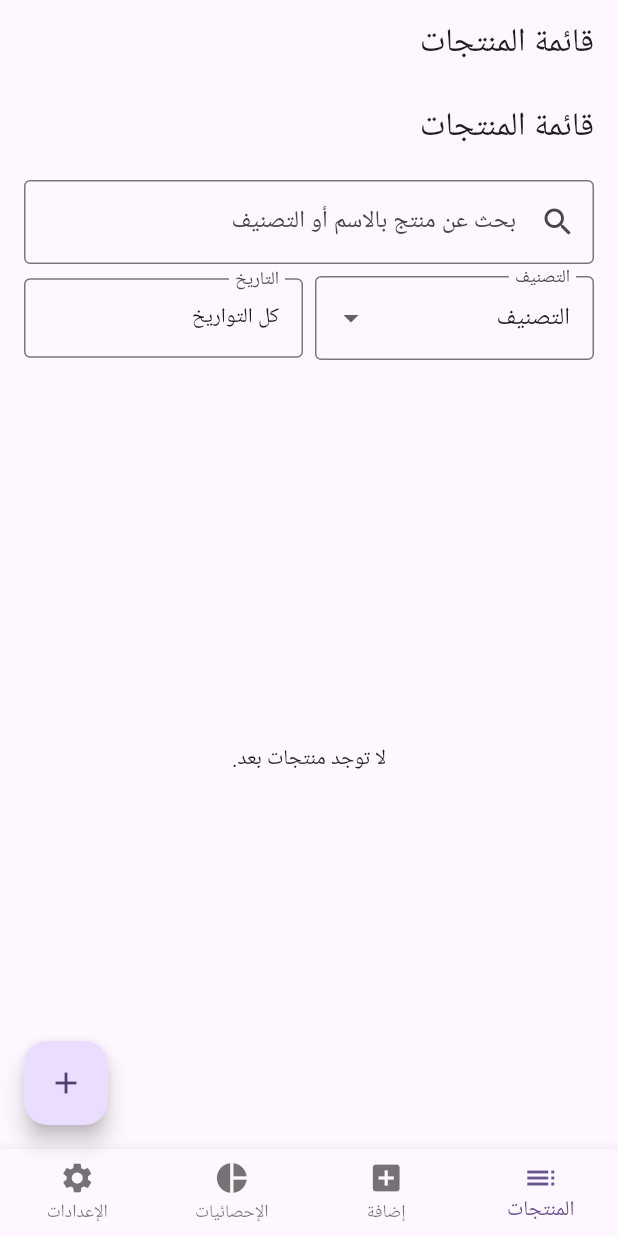
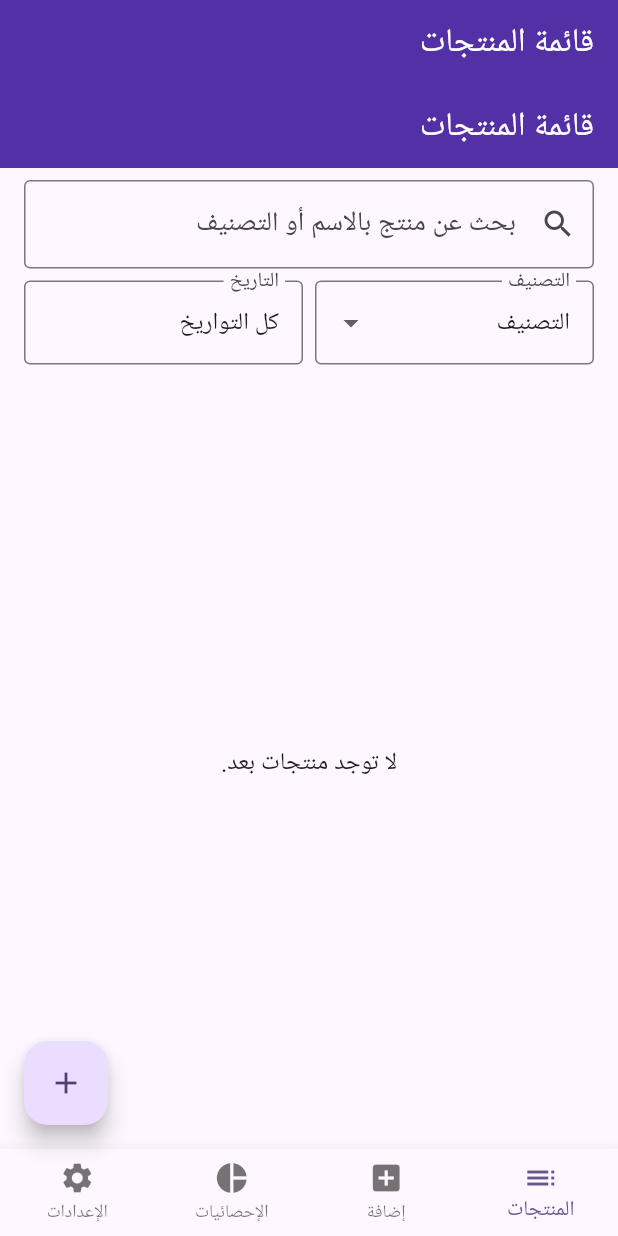
Before and after one commit to LakhalNasser/daily_expense_tracker, a Flutter app: the screen it shows after launch, on a phone screen of 412 x 824 dp. Run offline on Flutter 3.47's test engine with Material 3 defaults, Android fonts, the phone set to English and light mode, and no system bars; our stand-ins replace fl_chart, image_picker, shared_preferences; Roboto replaces fonts that are missing (Cairo).

Commit message:
تحديث التصميم العام باستخدام Material 3 وخط حديث ولوان متناسقة

```diff
--- a/lib/main.dart
+++ b/lib/main.dart
@@ -74,11 +74,55 @@ class _MyAppState extends State<MyApp> {
       theme: ThemeData(
         colorScheme: ColorScheme.fromSeed(seedColor: Colors.deepPurple),
         useMaterial3: true,
+        fontFamily: 'Cairo', // خط حديث وجذاب
+        textTheme: const TextTheme(
+          headlineLarge: TextStyle(fontWeight: FontWeight.bold, fontSize: 28),
+          headlineMedium: TextStyle(fontWeight: FontWeight.bold, fontSize: 22),
+          bodyLarge: TextStyle(fontSize: 18),
+          bodyMedium: TextStyle(fontSize: 16),
+        ),
+        appBarTheme: const AppBarTheme(
+          backgroundColor: Color(0xFF512DA8),
+          foregroundColor: Colors.white,
+          elevation: 2,
+        ),
+        cardTheme: const CardTheme(
+          elevation: 4,
+          shape: RoundedRectangleBorder(
+            borderRadius: BorderRadius.all(Radius.circular(16)),
+          ),
+        ),
+        buttonTheme: const ButtonThemeData(
+          buttonColor: Color(0xFF512DA8),
+          textTheme: ButtonTextTheme.primary,
+        ),
       ),
       darkTheme: ThemeData(
         colorScheme: ColorScheme.fromSeed(
             seedColor: Colors.deepPurple, brightness: Brightness.dark),
         useMaterial3: true,
+        fontFamily: 'Cairo',
+        textTheme: const TextTheme(
+          headlineLarge: TextStyle(fontWeight: FontWeight.bold, fontSize: 28),
+          headlineMedium: TextStyle(fontWeight: FontWeight.bold, fontSize: 22),
+          bodyLarge: TextStyle(fontSize: 18),
+          bodyMedium: TextStyle(fontSize: 16),
+        ),
+        appBarTheme: const AppBarTheme(
+          backgroundColor: Color(0xFF311B92),
+          foregroundColor: Colors.white,
+          elevation: 2,
+        ),
+        cardTheme: const CardTheme(
+          elevation: 4,
+          shape: RoundedRectangleBorder(
+            borderRadius: BorderRadius.all(Radius.circular(16)),
+          ),
+        ),
+        buttonTheme: const ButtonThemeData(
+          buttonColor: Color(0xFF311B92),
+          textTheme: ButtonTextTheme.primary,
+        ),
       ),
       themeMode: _isDarkMode ? ThemeMode.dark : ThemeMode.light,
       localizationsDelegates: const [
```
Also changed, not shown: 1 other file.
